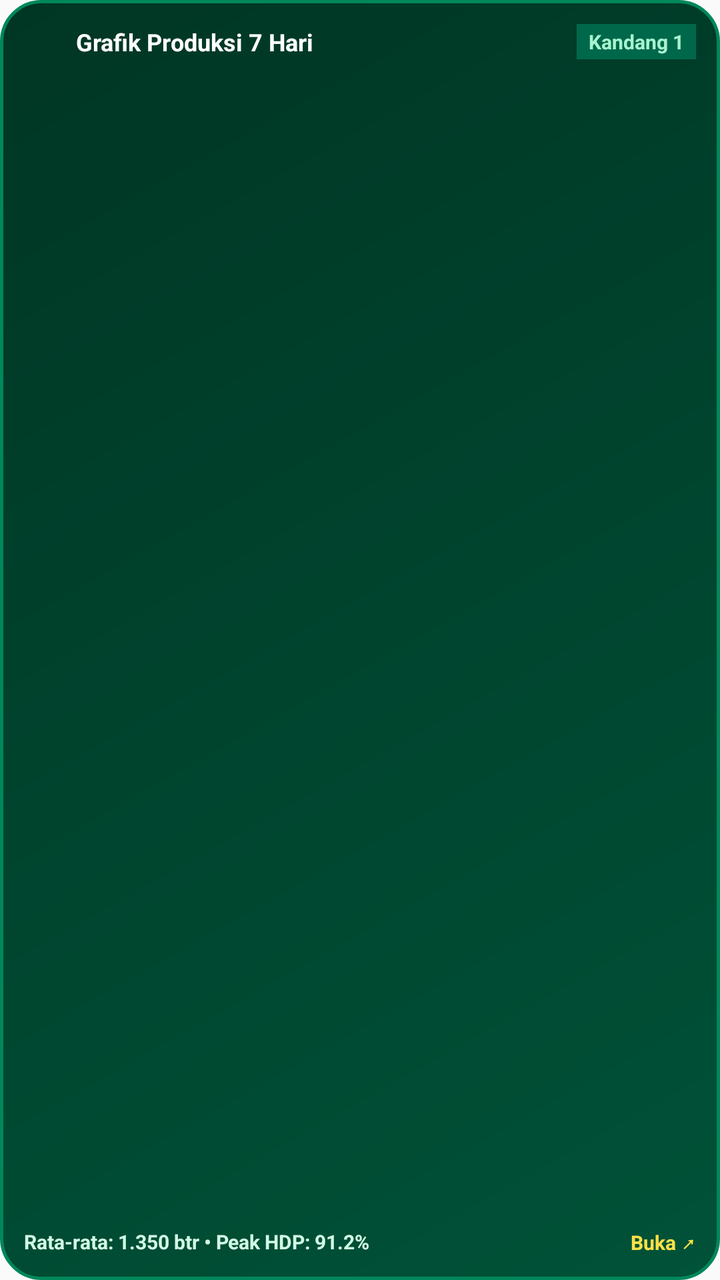
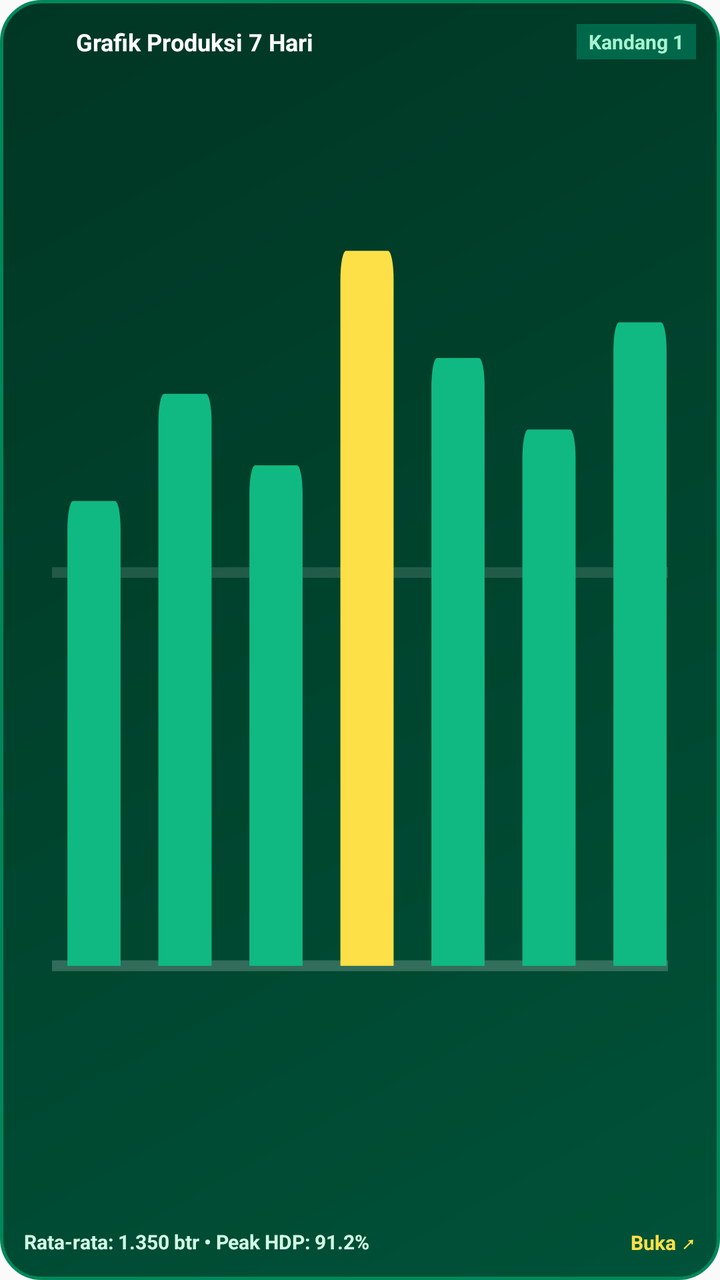

The first picture is an Android layout as it rendered before a commit; the second is the same layout after the commit. The layout source and the unified diff follow.
<!-- AndroidManifest.xml: application theme AppTheme -->
<!-- res/layout/widget_chart.xml -->
<?xml version="1.0" encoding="utf-8"?>
<LinearLayout xmlns:android="http://schemas.android.com/apk/res/android"
    android:id="@+id/widget_chart_root"
    android:layout_width="match_parent"
    android:layout_height="match_parent"
    android:background="@drawable/widget_bg_emerald"
    android:orientation="vertical"
    android:padding="12dp">

    
    <LinearLayout
        android:layout_width="match_parent"
        android:layout_height="wrap_content"
        android:gravity="center_vertical"
        android:orientation="horizontal">

        <ImageView
            android:layout_width="18dp"
            android:layout_height="18dp"
            android:src="@mipmap/ic_launcher" />

        <TextView
            android:id="@+id/widget_chart_title"
            android:layout_width="0dp"
            android:layout_height="wrap_content"
            android:layout_marginStart="8dp"
            android:layout_weight="1"
            android:text="Grafik Produksi 7 Hari"
            android:textColor="#FFFFFF"
            android:textSize="12sp"
            android:textStyle="bold" />

        <TextView
            android:id="@+id/widget_chart_flock"
            android:layout_width="wrap_content"
            android:layout_height="wrap_content"
            android:background="#00684a"
            android:paddingHorizontal="6dp"
            android:paddingVertical="2dp"
            android:text="Kandang 1"
            android:textColor="#A7F3D0"
            android:textSize="10sp"
            android:textStyle="bold" />
    </LinearLayout>

    
    <ImageView
        android:id="@+id/widget_chart_image"
        android:layout_width="match_parent"
        android:layout_height="0dp"
        android:layout_marginVertical="6dp"
        android:layout_weight="1"
        android:scaleType="fitXY" />

    
    <LinearLayout
        android:layout_width="match_parent"
        android:layout_height="wrap_content"
        android:gravity="center_vertical"
        android:orientation="horizontal">

        <TextView
            android:id="@+id/widget_chart_stats"
            android:layout_width="0dp"
            android:layout_height="wrap_content"
            android:layout_weight="1"
            android:ellipsize="end"
            android:maxLines="1"
            android:text="Rata-rata: 1.350 btr • Peak HDP: 91.2%"
            android:textColor="#D1FAE5"
            android:textSize="10sp"
            android:textStyle="bold" />

        <TextView
            android:layout_width="wrap_content"
            android:layout_height="wrap_content"
            android:text="Buka ↗"
            android:textColor="#FDE047"
            android:textSize="10sp"
            android:textStyle="bold" />
    </LinearLayout>

</LinearLayout>
<!-- resources referenced by this layout -->
<resources>
  <!-- drawable widget_bg_emerald (drawable) -->
  <?xml version="1.0" encoding="utf-8"?>
  <shape xmlns:android="http://schemas.android.com/apk/res/android"
      android:shape="rectangle">
      <gradient
          android:angle="135"
          android:startColor="#005238"
          android:endColor="#003624"
          android:type="linear" />
      <corners android:radius="20dp" />
      <stroke
          android:width="1.5dp"
          android:color="#00875a" />
  </shape>
  <!-- mipmap ic_launcher (mipmap-anydpi-v26) -->
  <?xml version="1.0" encoding="utf-8"?>
  <adaptive-icon xmlns:android="http://schemas.android.com/apk/res/android">
      <background android:drawable="@color/ic_launcher_background"/>
      <foreground android:drawable="@mipmap/ic_launcher_foreground"/>
  </adaptive-icon>
  <style name="AppTheme" parent="Theme.AppCompat.Light.DarkActionBar">
          
          <item name="colorPrimary">@color/colorPrimary</item>
          <item name="colorPrimaryDark">@color/colorPrimaryDark</item>
          <item name="colorAccent">@color/colorAccent</item>
      </style>
  <color name="ic_launcher_background">#FFFFFF</color>
</resources>

<!-- the commit's change to res/layout/widget_chart.xml (unified diff, before → after) -->
@@ -50,7 +50,8 @@
         android:layout_height="0dp"
         android:layout_marginVertical="6dp"
         android:layout_weight="1"
-        android:scaleType="fitXY" />
+        android:scaleType="fitXY"
+        android:src="@drawable/widget_chart_preview" />
 
     
     <LinearLayout
<!-- resource entries referenced after the edit -->
@@ -14,6 +14,60 @@
           android:width="1.5dp"
           android:color="#00875a" />
   </shape>
+  <!-- drawable widget_chart_preview (drawable) -->
+  <vector xmlns:android="http://schemas.android.com/apk/res/android"
+      android:width="480dp"
+      android:height="160dp"
+      android:viewportWidth="480"
+      android:viewportHeight="160">
+  
+      
+      <path
+          android:pathData="M20,125 L460,125"
+          android:strokeWidth="1.5"
+          android:strokeColor="#33FFFFFF" />
+  
+      
+      <path
+          android:pathData="M20,70 L460,70"
+          android:strokeWidth="1.5"
+          android:strokeColor="#22FFFFFF" />
+  
+      
+      <path
+          android:fillColor="#10B981"
+          android:pathData="M35,60 L65,60 A4,4 0 0,1 69,64 L69,125 L31,125 L31,64 A4,4 0 0,1 35,60 Z" />
+  
+      
+      <path
+          android:fillColor="#10B981"
+          android:pathData="M100,45 L130,45 A4,4 0 0,1 134,49 L134,125 L96,125 L96,49 A4,4 0 0,1 100,45 Z" />
+  
+      
+      <path
+          android:fillColor="#10B981"
+          android:pathData="M165,55 L195,55 A4,4 0 0,1 199,59 L199,125 L161,125 L161,59 A4,4 0 0,1 165,55 Z" />
+  
+      
+      <path
+          android:fillColor="#FDE047"
+          android:pathData="M230,25 L260,25 A4,4 0 0,1 264,29 L264,125 L226,125 L226,29 A4,4 0 0,1 230,25 Z" />
+  
+      
+      <path
+          android:fillColor="#10B981"
+          android:pathData="M295,40 L325,40 A4,4 0 0,1 329,44 L329,125 L291,125 L291,44 A4,4 0 0,1 295,40 Z" />
+  
+      
+      <path
+          android:fillColor="#10B981"
+          android:pathData="M360,50 L390,50 A4,4 0 0,1 394,54 L394,125 L356,125 L356,54 A4,4 0 0,1 360,50 Z" />
+  
+      
+      <path
+          android:fillColor="#10B981"
+          android:pathData="M425,35 L455,35 A4,4 0 0,1 459,39 L459,125 L421,125 L421,39 A4,4 0 0,1 425,35 Z" />
+  </vector>
   <!-- mipmap ic_launcher (mipmap-anydpi-v26) -->
   <?xml version="1.0" encoding="utf-8"?>
   <adaptive-icon xmlns:android="http://schemas.android.com/apk/res/android">
